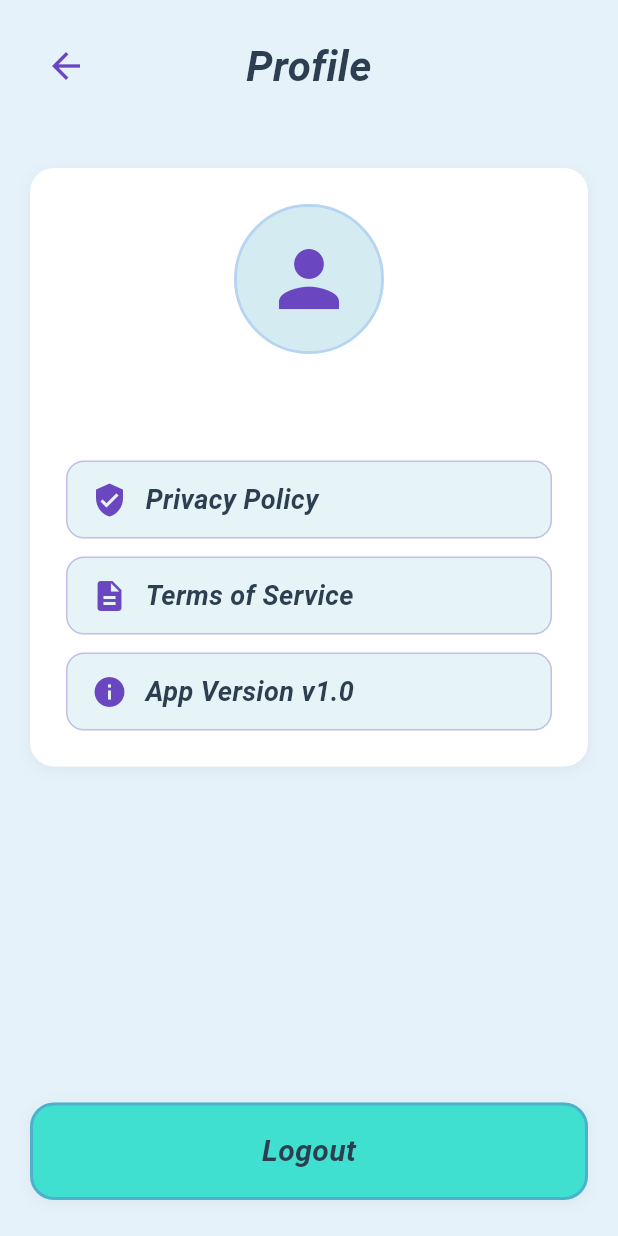
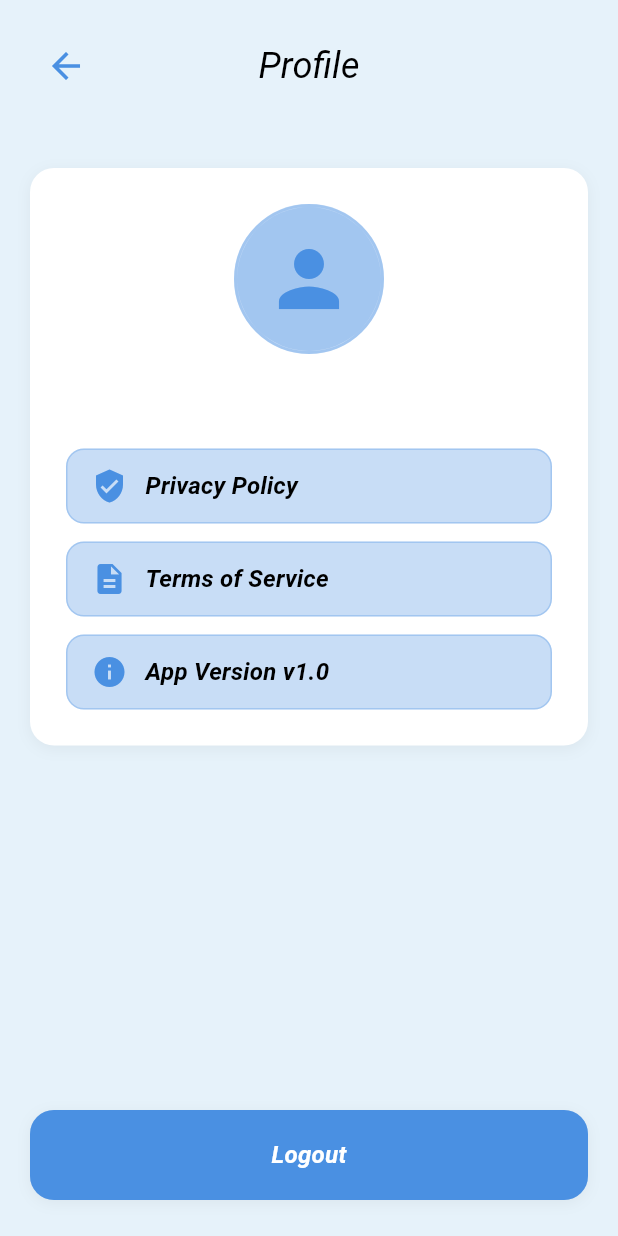
Before and after one commit to aysuyazdicutan/CS_310_Project, a Flutter app: the ProfileScreen screen opened by its route, on a phone screen of 412 x 824 dp. Run offline on Flutter 3.47's test engine with Material 3 defaults, Android fonts, the phone set to English and light mode, and no system bars; our stand-ins replace cloud_firestore, firebase_auth, firebase_core, google_fonts, shared_preferences; accounts and stored records are empty; network calls fail.

Commit message:
fix: update profile screen for dark mode and remove unused screen

```diff
--- a/lib/screens/profile_screen.dart
+++ b/lib/screens/profile_screen.dart
@@ -9,10 +9,10 @@ class ProfileScreen extends StatelessWidget {
   Widget build(BuildContext context) {
     final authProvider = context.watch<AuthProvider>();
     final user = authProvider.user;
+    final theme = Theme.of(context);
 
     final displayName = user?.displayName ?? user?.email ?? 'User';
     return Scaffold(
-      backgroundColor: const Color(0xFFE6F2FA),
       body: SafeArea(
         child: Column(
           children: [
@@ -22,22 +22,19 @@ class ProfileScreen extends StatelessWidget {
               child: Row(
                 children: [
                   IconButton(
-                    icon: const Icon(
+                    icon: Icon(
                       Icons.arrow_back,
-                      color: Color(0xFF6B46C1),
+                      color: theme.colorScheme.primary,
                       size: 28,
                     ),
                     onPressed: () => Navigator.pop(context),
                   ),
-                  const Expanded(
+                  Expanded(
                     child: Text(
                       'Profile',
                       textAlign: TextAlign.center,
-                      style: TextStyle(
-                        fontSize: 28,
-                        fontWeight: FontWeight.w600,
+                      style: theme.textTheme.headlineSmall?.copyWith(
                         fontStyle: FontStyle.italic,
-                        color: Color(0xFF2C3E50),
                       ),
                     ),
                   ),
@@ -55,7 +52,7 @@ class ProfileScreen extends StatelessWidget {
                     Container(
                       padding: const EdgeInsets.all(24.0),
                       decoration: BoxDecoration(
-                        color: Colors.white,
+                        color: theme.cardColor,
                         borderRadius: BorderRadius.circular(16),
                         boxShadow: [
                           BoxShadow(
@@ -73,9 +70,9 @@ class ProfileScreen extends StatelessWidget {
                             height: 100,
                             decoration: BoxDecoration(
                               shape: BoxShape.circle,
-                              color: const Color(0xFFADD8E6).withAlpha(77),
+                              color: theme.colorScheme.primary.withAlpha(77),
                               border: Border.all(
-                                color: const Color(0xFF4A90E2).withAlpha(77),
+                                color: theme.colorScheme.primary.withAlpha(77),
                                 width: 2,
                               ),
                             ),
@@ -88,10 +85,10 @@ class ProfileScreen extends StatelessWidget {
                                 loadingBuilder: (context, child, loadingProgress) {
                                   if (loadingProgress == null) return child;
                                   return Container(
-                                    color: const Color(0xFFADD8E6).withAlpha(77),
-                                    child: const Center(
+                                    color: theme.colorScheme.primary.withAlpha(77),
+                                    child: Center(
                                       child: CircularProgressIndicator(
-                                        color: Color(0xFF6B46C1),
+                                        color: theme.colorScheme.secondary,
                                         strokeWidth: 3,
                                       ),
                                     ),
@@ -99,12 +96,12 @@ class ProfileScreen extends StatelessWidget {
                                 },
                                 errorBuilder: (context, error, stackTrace) {
                                   return Container(
-                                    color: const Color(0xFFADD8E6).withAlpha(77),
-                                    child: const Center(
+                                    color: theme.colorScheme.primary.withAlpha(77),
+                                    child: Center(
                                       child: Icon(
                                         Icons.person,
                                         size: 60,
-                                        color: Color(0xFF6B46C1),
+                                        color: theme.colorScheme.secondary,
                                       ),
                                     ),
                                   );
@@ -116,16 +113,15 @@ class ProfileScreen extends StatelessWidget {
                           // Username
                           Text(
                             displayName,
-                            style: const TextStyle(
-                              fontSize: 22,
+                            style: theme.textTheme.titleLarge?.copyWith(
                               fontWeight: FontWeight.w600,
                               fontStyle: FontStyle.italic,
-                              color: Color(0xFF2C3E50),
                             ),
                           ),
                           const SizedBox(height: 24),
                           // Privacy Policy
                           _buildActionButton(
+                            theme: theme,
                             icon: Icons.verified_user,
                             text: 'Privacy Policy',
                             onTap: () {
@@ -135,6 +131,7 @@ class ProfileScreen extends StatelessWidget {
                           const SizedBox(height: 12),
                           // Terms of Service
                           _buildActionButton(
+                            theme: theme,
                             icon: Icons.description,
                             text: 'Terms of Service',
                             onTap: () {
@@ -144,6 +141,7 @@ class ProfileScreen extends StatelessWidget {
                           const SizedBox(height: 12),
                           // App Version
                           _buildActionButton(
+                            theme: theme,
                             icon: Icons.info,
                             text: 'App Version v1.0',
                             onTap: () {
@@ -178,10 +176,10 @@ class ProfileScreen extends StatelessWidget {
                         width: double.infinity,
                         padding: const EdgeInsets.symmetric(vertical: 16),
                         decoration: BoxDecoration(
-                          color: const Color(0xFF40E0D0),
+                          color: theme.colorScheme.primary,
                           borderRadius: BorderRadius.circular(16),
                           border: Border.all(
-                            color: const Color(0xFF6B46C1).withAlpha(77),
+                            color: theme.colorScheme.secondary.withAlpha(77),
                             width: 2,
                           ),
                           boxShadow: [
@@ -192,14 +190,13 @@ class ProfileScreen extends StatelessWidget {
                             ),
                           ],
                         ),
-                        child: const Center(
+                        child: Center(
                           child: Text(
                             'Logout',
-                            style: TextStyle(
-                              fontSize: 20,
+                            style: theme.textTheme.titleMedium?.copyWith(
                               fontWeight: FontWeight.w600,
                               fontStyle: FontStyle.italic,
-                              color: Color(0xFF2C3E50),
+                              color: theme.colorScheme.onPrimary,
                             ),
                           ),
                         ),
@@ -217,6 +214,7 @@ class ProfileScreen extends StatelessWidget {
   }
 
   Widget _buildActionButton({
+    required ThemeData theme,
     required IconData icon,
     required String text,
     required VoidCallback onTap,
@@ -226,10 +224,10 @@ class ProfileScreen extends StatelessWidget {
       child: Container(
         padding: const EdgeInsets.symmetric(horizontal: 16, vertical: 12),
         decoration: BoxDecoration(
-          color: const Color(0xFFADD8E6).withAlpha(77),
+          color: theme.colorScheme.primary.withAlpha(77),
           borderRadius: BorderRadius.circular(12),
           border: Border.all(
-            color: const Color(0xFF6B46C1).withAlpha(77),
+            color: theme.colorScheme.secondary.withAlpha(77),
             width: 1,
           ),
         ),
@@ -237,17 +235,15 @@ class ProfileScreen extends StatelessWidget {
           children: [
             Icon(
               icon,
-              color: const Color(0xFF6B46C1),
+              color: theme.colorScheme.secondary,
               size: 24,
             ),
             const SizedBox(width: 12),
             Text(
               text,
-              style: const TextStyle(
-                fontSize: 18,
+              style: theme.textTheme.titleMedium?.copyWith(
                 fontWeight: FontWeight.w600,
                 fontStyle: FontStyle.italic,
-                color: Color(0xFF2C3E50),
               ),
             ),
           ],
```
Also changed, not shown: lib/screens/habit_edit_screen.dart (deleted, +0 -372 lines).
